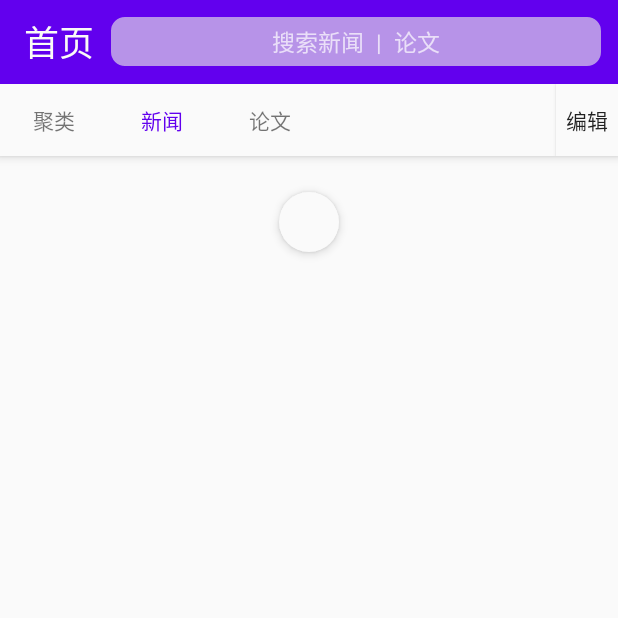
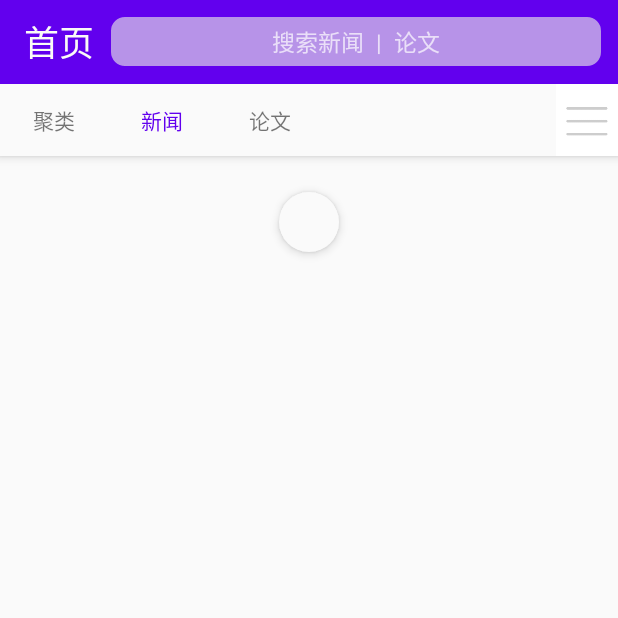
Before and after one commit to Yeenyeong/An-Android-Project-A-News-Broewser, an Android app: the screen it shows after launch (MainActivity), tab 2 chosen, on a phone screen of 412 x 824 dp, the top half of it. Run offline under Robolectric (Android 15) with nearby library versions, the phone set to English and light mode, and no system bars; our stand-ins replace Room's generated code.

Commit message:
解决了新闻刷新时点击崩溃的问题.将栏目的编辑按钮换成图标

```diff
--- a/app/src/main/java/com/example/coronanews/NewsFragment.java
+++ b/app/src/main/java/com/example/coronanews/NewsFragment.java
@@ -8,6 +8,7 @@ import android.view.LayoutInflater;
 import android.view.View;
 import android.view.ViewGroup;
 import android.widget.Button;
+import android.widget.ImageView;
 import android.widget.TextView;
 
 import androidx.annotation.NonNull;
@@ -52,7 +53,7 @@ public class NewsFragment extends Fragment {
 
         setUpTabs();
 
-        Button button = view.findViewById(R.id.n_s_tabButton);
+        ImageView button = view.findViewById(R.id.n_s_tabButton);
         button.setOnClickListener(new View.OnClickListener() {
             @Override
             public void onClick(View view) {
--- a/app/src/main/java/com/example/coronanews/StatisticFragment.java
+++ b/app/src/main/java/com/example/coronanews/StatisticFragment.java
@@ -6,6 +6,7 @@ import android.view.LayoutInflater;
 import android.view.View;
 import android.view.ViewGroup;
 import android.widget.Button;
+import android.widget.ImageView;
 import android.widget.TextView;
 
 import androidx.annotation.NonNull;
@@ -48,7 +49,7 @@ public class StatisticFragment extends Fragment {
             tabLayout.getTabAt(i).setText(titles[i]);
         }
 
-        Button button = (Button) view.findViewById(R.id.n_s_tabButton);
+        ImageView button = view.findViewById(R.id.n_s_tabButton);
         button.setVisibility(View.GONE);
 
         TextView searchBar = (TextView) view.findViewById(R.id.search_bar);
--- a/app/src/main/res/layout/fragment_news_statistic.xml
+++ b/app/src/main/res/layout/fragment_news_statistic.xml
@@ -64,14 +64,21 @@
                 app:tabSelectedTextColor="@color/colorPrimary"
                 app:tabMode="scrollable"
                 style="@style/TabLayoutTheme"/>
-            <Button
-                android:id="@+id/n_s_tabButton"
-                android:layout_width="0dp"
-                android:layout_height="match_parent"
-                android:layout_weight="1"
-                android:text="@string/edit"
-                android:background="?android:windowBackground"
-                />
+<!--            <Button-->
+<!--                android:id="@+id/n_s_tabButton"-->
+<!--                android:layout_width="0dp"-->
+<!--                android:layout_height="match_parent"-->
+<!--                android:layout_weight="1"-->
+<!--                android:text="@string/edit"-->
+<!--                android:background="?android:windowBackground"-->
+<!--                />-->
+                <ImageView
+                    android:id="@+id/n_s_tabButton"
+                    android:layout_width="0dp"
+                    android:layout_weight="1"
+                    android:background="@android:color/white"
+                    android:layout_height="match_parent"
+                    android:src="@drawable/menu"/>
         </LinearLayout>
     </com.google.android.material.appbar.AppBarLayout>
 
```
Also changed, not shown: app/src/main/res/drawable/menu.png.
